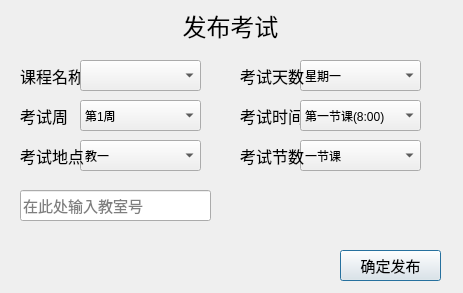
The window that campus_local/addexam.ui (superman0l/campus) describes before a commit, drawn with Qt 5.
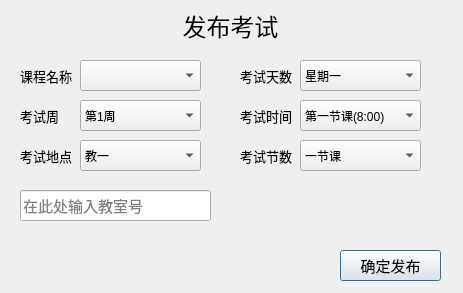
The same window after the commit.

```diff
--- a/campus_local/addexam.ui
+++ b/campus_local/addexam.ui
@@ -69,7 +69,7 @@
    </property>
    <property name="font">
     <font>
-     <pointsize>12</pointsize>
+     <pointsize>10</pointsize>
     </font>
    </property>
    <property name="text">
@@ -87,7 +87,7 @@
    </property>
    <property name="font">
     <font>
-     <pointsize>12</pointsize>
+     <pointsize>10</pointsize>
     </font>
    </property>
    <property name="text">
@@ -384,7 +384,7 @@
    </property>
    <property name="font">
     <font>
-     <pointsize>12</pointsize>
+     <pointsize>10</pointsize>
     </font>
    </property>
    <property name="text">
@@ -402,7 +402,7 @@
    </property>
    <property name="font">
     <font>
-     <pointsize>12</pointsize>
+     <pointsize>10</pointsize>
     </font>
    </property>
    <property name="text">
@@ -441,7 +441,7 @@
    </property>
    <property name="font">
     <font>
-     <pointsize>12</pointsize>
+     <pointsize>10</pointsize>
     </font>
    </property>
    <property name="text">
@@ -459,7 +459,7 @@
    </property>
    <property name="font">
     <font>
-     <pointsize>12</pointsize>
+     <pointsize>10</pointsize>
     </font>
    </property>
    <property name="text">
```
